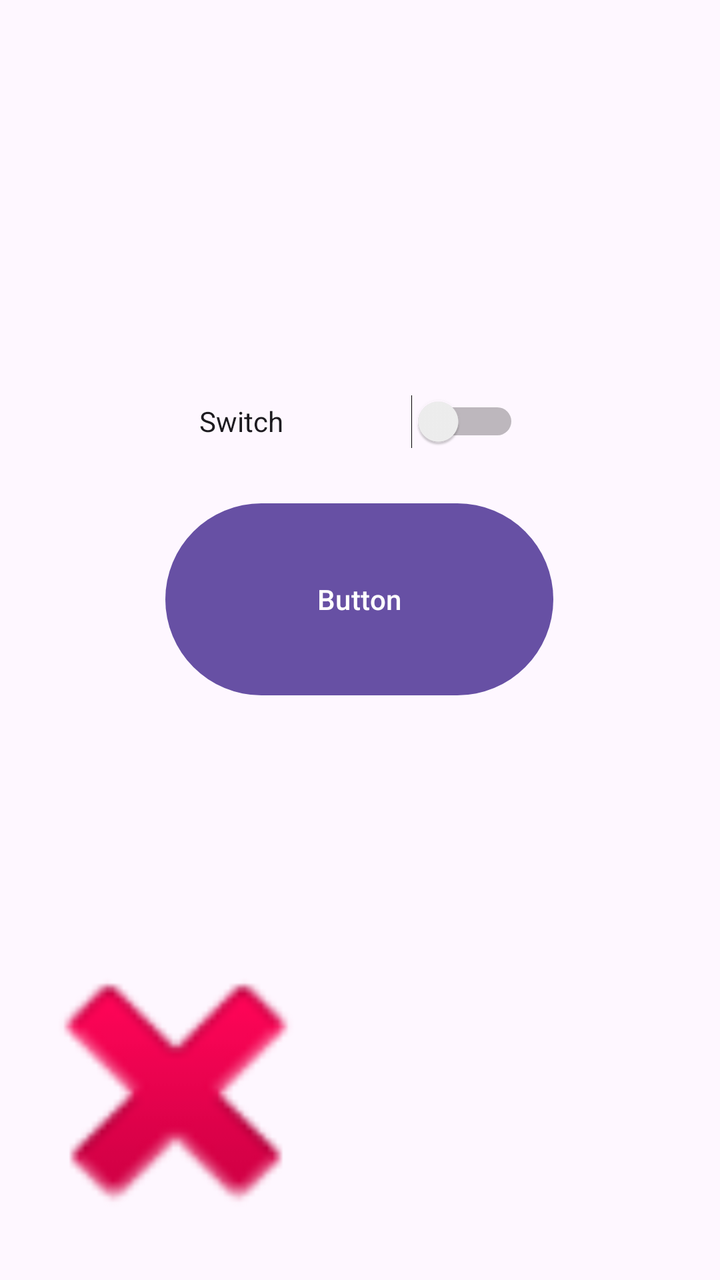
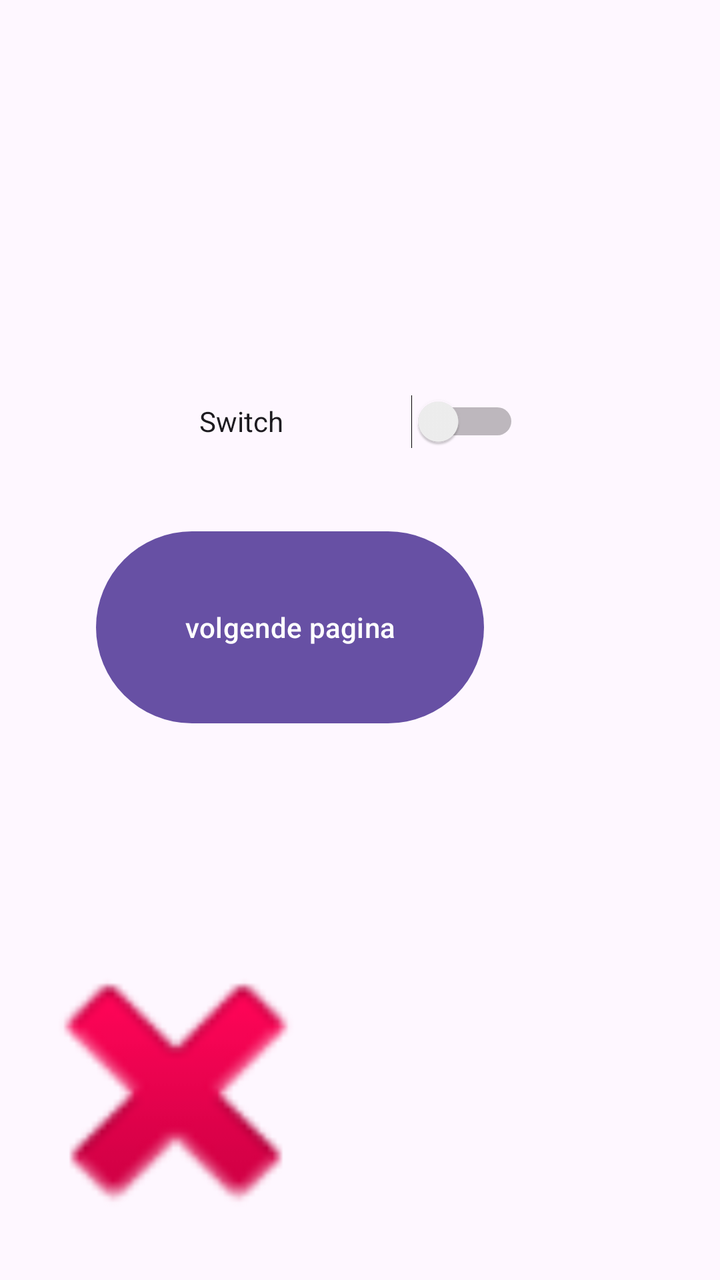

Before-and-after screenshots of an Android layout around one commit, followed by the original layout XML and the change that was made.
<!-- AndroidManifest.xml: application theme Theme.AndroidAppCarDesigner -->
<!-- res/layout/activity_main.xml -->
<?xml version="1.0" encoding="utf-8"?>
<androidx.constraintlayout.widget.ConstraintLayout xmlns:android="http://schemas.android.com/apk/res/android"
    xmlns:app="http://schemas.android.com/apk/res-auto"
    xmlns:tools="http://schemas.android.com/tools"
    android:id="@+id/main"
    android:layout_width="match_parent"
    android:layout_height="match_parent"
    tools:context=".MainActivity">

    <Button
        android:id="@+id/button"
        android:layout_width="194dp"
        android:layout_height="104dp"
        android:text="Button"
        app:layout_constraintBottom_toBottomOf="parent"
        app:layout_constraintEnd_toEndOf="parent"
        app:layout_constraintHorizontal_bias="0.497"
        app:layout_constraintStart_toStartOf="parent"
        app:layout_constraintTop_toTopOf="parent"
        app:layout_constraintVertical_bias="0.462" />

    <ScrollView
        android:id="@+id/scrollView2"
        android:layout_width="8dp"
        android:layout_height="38dp"
        tools:layout_editor_absoluteX="212dp"
        tools:layout_editor_absoluteY="306dp">

        <LinearLayout
            android:layout_width="match_parent"
            android:layout_height="wrap_content"
            android:orientation="vertical" />
    </ScrollView>

    <ProgressBar
        android:id="@+id/progressBar"
        style="?android:attr/progressBarStyle"
        android:layout_width="98dp"
        android:layout_height="133dp"
        app:layout_constraintBottom_toBottomOf="parent"
        app:layout_constraintEnd_toEndOf="parent"
        app:layout_constraintHorizontal_bias="1.0"
        app:layout_constraintStart_toStartOf="parent"
        app:layout_constraintTop_toTopOf="parent"
        app:layout_constraintVertical_bias="1.0" />

    <ImageView
        android:id="@+id/imageView"
        android:layout_width="176dp"
        android:layout_height="190dp"
        app:layout_constraintBottom_toBottomOf="parent"
        app:layout_constraintEnd_toEndOf="parent"
        app:layout_constraintHorizontal_bias="0.0"
        app:layout_constraintStart_toStartOf="parent"
        app:layout_constraintTop_toTopOf="parent"
        app:layout_constraintVertical_bias="1.0"
        app:srcCompat="@android:drawable/ic_delete" />

    <RadioGroup
        android:layout_width="wrap_content"
        android:layout_height="wrap_content"
        tools:layout_editor_absoluteX="168dp"
        tools:layout_editor_absoluteY="506dp" />

    <Switch
        android:id="@+id/switch1"
        android:layout_width="160dp"
        android:layout_height="68dp"
        android:text="Switch"
        app:layout_constraintBottom_toBottomOf="parent"
        app:layout_constraintEnd_toEndOf="parent"
        app:layout_constraintHorizontal_bias="0.498"
        app:layout_constraintStart_toStartOf="parent"
        app:layout_constraintTop_toTopOf="parent"
        app:layout_constraintVertical_bias="0.309" />

</androidx.constraintlayout.widget.ConstraintLayout>
<!-- resources referenced by this layout -->
<resources>
  <style name="Theme.AndroidAppCarDesigner" parent="Base.Theme.AndroidAppCarDesigner" />
  <style name="Base.Theme.AndroidAppCarDesigner" parent="Theme.Material3.DayNight.NoActionBar">
          
          
      </style>
</resources>

<!-- the commit's change to res/layout/activity_main.xml (unified diff, before → after) -->
@@ -11,13 +11,13 @@
         android:id="@+id/button"
         android:layout_width="194dp"
         android:layout_height="104dp"
-        android:text="Button"
+        android:text="volgende pagina"
         app:layout_constraintBottom_toBottomOf="parent"
         app:layout_constraintEnd_toEndOf="parent"
-        app:layout_constraintHorizontal_bias="0.497"
+        app:layout_constraintHorizontal_bias="0.29"
         app:layout_constraintStart_toStartOf="parent"
         app:layout_constraintTop_toTopOf="parent"
-        app:layout_constraintVertical_bias="0.462" />
+        app:layout_constraintVertical_bias="0.488" />
 
     <ScrollView
         android:id="@+id/scrollView2"
